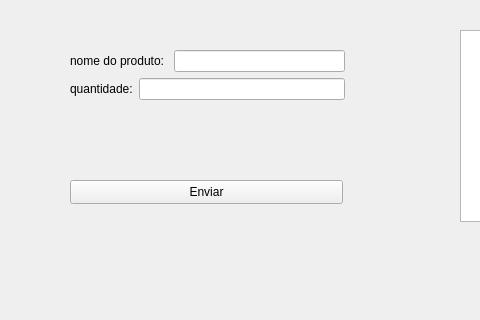
Before: the Qt Designer form mainwindow.ui in GabR36/QEstoqueLoja, drawn with Qt 5; both pictures show x 0 to 480 and y 0 to 320 of the 800 by 600 pixel window.
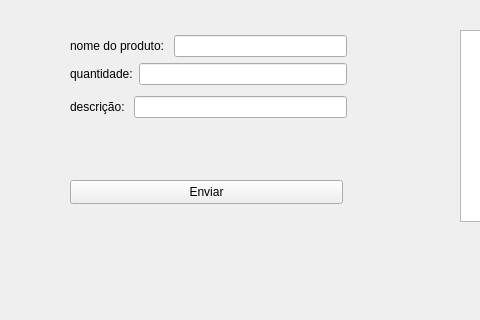
After: the same form once the commit is applied.

Commit message: Add descricao produto tela e arquivo.

```diff
--- a/mainwindow.ui
+++ b/mainwindow.ui
@@ -52,10 +52,12 @@
      <rect>
       <x>70</x>
       <y>30</y>
-      <width>275</width>
-      <height>90</height>
+      <width>277</width>
+      <height>93</height>
      </rect>
     </property>
+    <layout class="QVBoxLayout" name="verticalLayout_3">
+     <item>
     <layout class="QVBoxLayout" name="verticalLayout_2">
      <item>
       <layout class="QVBoxLayout" name="verticalLayout">
@@ -86,6 +88,22 @@
           <widget class="QLineEdit" name="Ledit_Quantidade"/>
          </item>
         </layout>
+         </item>
+        </layout>
+       </item>
+      </layout>
+     </item>
+     <item>
+      <layout class="QHBoxLayout" name="horizontalLayout_3">
+       <item>
+        <widget class="QLabel" name="label_2">
+         <property name="text">
+          <string>descrição: </string>
+         </property>
+        </widget>
+       </item>
+       <item>
+        <widget class="QLineEdit" name="Ledit_Desc"/>
        </item>
       </layout>
      </item>
```
Lines whose indentation alone changed are shown as unchanged. The commit also changes 1 other file.
